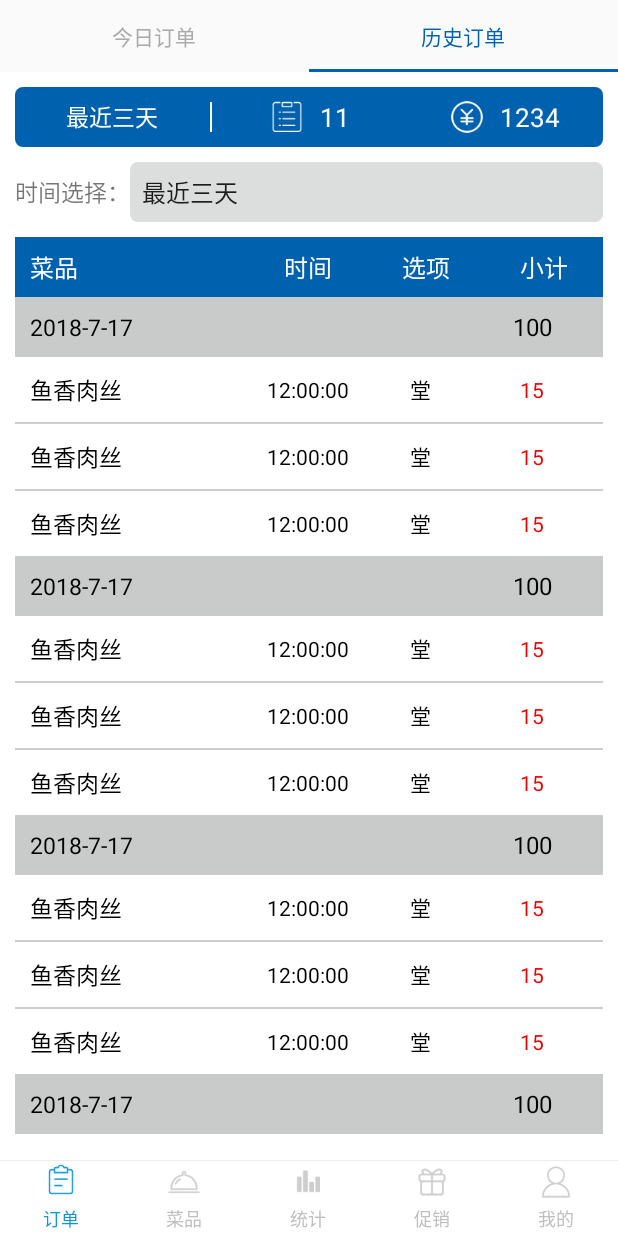
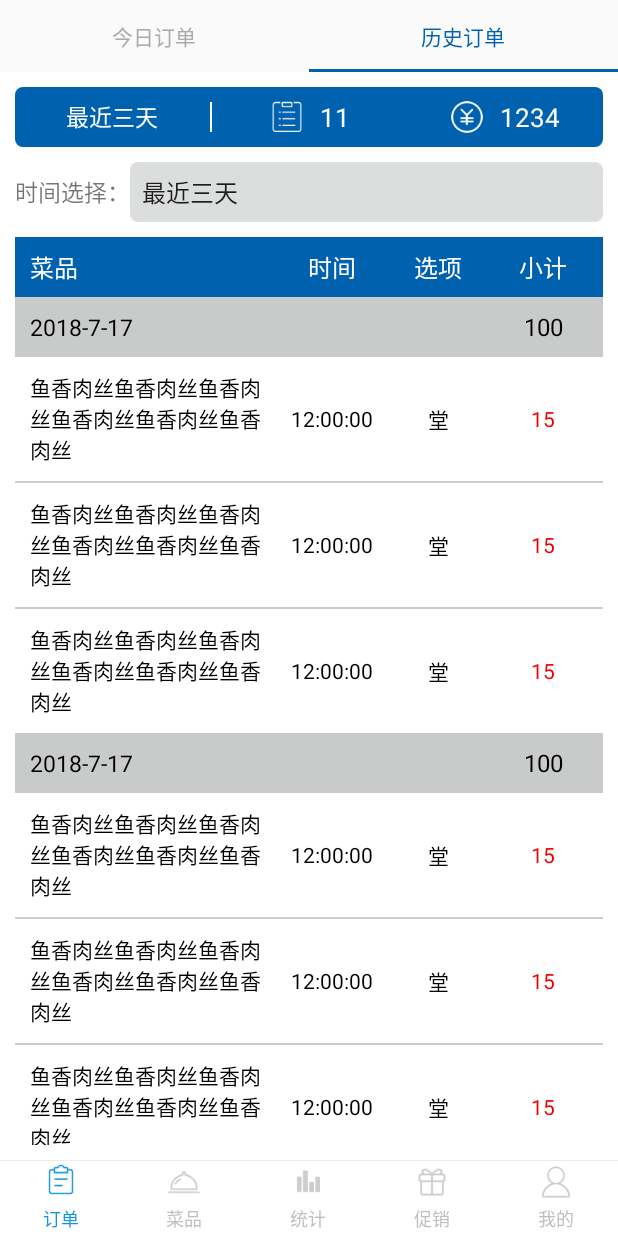
Before and after one commit to ps4118/Quicktouch, an Android app: the screen it shows after launch (MainActivity), tab 2 chosen, on a phone screen of 412 x 824 dp. Run offline under Robolectric (Android 15) with nearby library versions, the phone set to English and light mode, and no system bars; our stand-ins replace ButterKnife, CircleImageView; libraries missing offline, so code that uses them is left out: com.kongzue.dialog; 2 statements that could not run were skipped.

Commit message:
布局优化

```diff
--- a/app/src/main/AndroidManifest.xml
+++ b/app/src/main/AndroidManifest.xml
@@ -39,12 +39,12 @@
         <activity
             android:name=".ui.activity.MainActivity"
             android:screenOrientation="portrait">
-
             <intent-filter>
                 <action android:name="android.intent.action.MAIN" />
 
                 <category android:name="android.intent.category.LAUNCHER" />
             </intent-filter>
+
         </activity>
         <activity
             android:name=".ui.activity.SaleDetailsActivity"
@@ -62,7 +62,9 @@
         </activity>
         <activity
             android:name=".ui.activity.TixianActivity"
-            android:screenOrientation="portrait"></activity>
+            android:screenOrientation="portrait">
+
+        </activity>
     </application>
 
 </manifest>
--- a/app/src/main/java/com/pft/quicktouch/bean/Order.java
+++ b/app/src/main/java/com/pft/quicktouch/bean/Order.java
@@ -9,7 +9,7 @@ public class Order {
     private int id;//订单Id
     private String daytime;//订单日期
     private String total;//总金
-    private List<Food> list;
+    private List<Food> list;//包含菜品
 
     public int getId() {
         return id;
--- a/app/src/main/java/com/pft/quicktouch/mvp/presenter/FoodManagerUpdatePresenter.java
+++ b/app/src/main/java/com/pft/quicktouch/mvp/presenter/FoodManagerUpdatePresenter.java
@@ -84,7 +84,7 @@ public class FoodManagerUpdatePresenter extends BasePresenter<FoodManagerUpdateC
     }
 
     /**
-     * 获取当前账户已设置的也加菜品数量
+     * 获取当前账户已设置的特价菜品数量
      */
     public void getSaleCount(String url) {
         mFoodManagerUpdateMoel.getSaleCount(url, new ResultCallBack() {
--- a/app/src/main/java/com/pft/quicktouch/mvp/view/BaseView.java
+++ b/app/src/main/java/com/pft/quicktouch/mvp/view/BaseView.java
@@ -4,7 +4,9 @@ package com.pft.quicktouch.mvp.view;
  * View基类
  */
 public interface BaseView {
+    //网络请求开始（loadding view）
     void onstart();
 
+    //网络请求结束
     void onfinish();
 }
--- a/app/src/main/java/com/pft/quicktouch/ui/activity/TixianActivity.java
+++ b/app/src/main/java/com/pft/quicktouch/ui/activity/TixianActivity.java
@@ -96,8 +96,8 @@ public class TixianActivity extends BaseActivity<TixianContract.TixianView, Tixi
 
 
         //获取数据(默认当年当月)
-        String url = "";
-        mPresenter.getTx(url);
+//        String url = "http://www.baidu.com";
+//        mPresenter.getTx(url);
 
     }
 
--- a/app/src/main/java/com/pft/quicktouch/ui/adapter/TixianAdapter.java
+++ b/app/src/main/java/com/pft/quicktouch/ui/adapter/TixianAdapter.java
@@ -29,6 +29,9 @@ public class TixianAdapter extends BaseAdapter {
 
     @Override
     public int getCount() {
+        if (mList.size() == 0 || mList == null) {
+            return 0;
+        }
         return mList.size();
     }
 
--- a/app/src/main/java/com/pft/quicktouch/ui/fragment/HistoryOrderFragment.java
+++ b/app/src/main/java/com/pft/quicktouch/ui/fragment/HistoryOrderFragment.java
@@ -51,8 +51,6 @@ public class HistoryOrderFragment extends BaseFragment<HistoryOrderContract.Hist
 
     @Override
     public void initview() {
-
-
         mAdapter = new HistoryOrderAdapter(getContext(), list);
         listview.setAdapter(mAdapter);
         //设置下拉刷新，上拉加载
@@ -92,7 +90,7 @@ public class HistoryOrderFragment extends BaseFragment<HistoryOrderContract.Hist
             for (int j = 0; j < 3; j++) {
                 Food food = new Food();
                 food.setPrice("15");
-                food.setName("鱼香肉丝");
+                food.setName("鱼香肉丝鱼香肉丝鱼香肉丝鱼香肉丝鱼香肉丝鱼香肉丝");
                 food.setOrderTime("12:00:00");
                 food.setType("堂");
                 foodlist.add(food);
--- a/app/src/main/res/layout/fragment_history_order.xml
+++ b/app/src/main/res/layout/fragment_history_order.xml
@@ -6,8 +6,7 @@
     android:orientation="vertical"
     android:padding="10dp">
 
-    <include
-        layout="@layout/view_order_top"></include>
+    <include layout="@layout/view_order_top"></include>
 
     <LinearLayout
         android:layout_width="match_parent"
@@ -35,14 +34,15 @@
         android:layout_width="match_parent"
         android:layout_height="40dp"
         android:layout_marginTop="10dp"
-        android:background="@color/titilebar_blue">
+        android:background="@color/titilebar_blue"
+
+        android:paddingLeft="10dp">
 
         <TextView
             android:layout_width="0dp"
             android:layout_height="match_parent"
             android:layout_weight="2"
             android:gravity="center_vertical"
-            android:paddingLeft="10dp"
             android:text="菜品"
             android:textColor="#ffffff"
             android:textSize="16sp" />
@@ -57,23 +57,22 @@
             android:textSize="16sp" />
 
         <TextView
-            android:layout_width="0dp"
+            android:layout_width="60dp"
             android:layout_height="match_parent"
-            android:layout_weight="1"
             android:gravity="center"
             android:text="选项"
             android:textColor="#ffffff"
             android:textSize="16sp" />
 
         <TextView
-            android:layout_width="0dp"
+            android:layout_width="80dp"
             android:layout_height="match_parent"
-            android:layout_weight="1"
             android:gravity="center"
             android:text="小计"
             android:textColor="#ffffff"
             android:textSize="16sp" />
     </LinearLayout>
+
 
     <com.handmark.pulltorefresh.library.PullToRefreshListView xmlns:ptr="http://schemas.android.com/apk/res-auto"
         android:id="@+id/listview"
--- a/app/src/main/res/layout/item_history_order_food_lv.xml
+++ b/app/src/main/res/layout/item_history_order_food_lv.xml
@@ -3,7 +3,9 @@
     android:layout_width="match_parent"
     android:layout_height="wrap_content"
     android:orientation="horizontal"
-    android:padding="10dp">
+    android:paddingBottom="10dp"
+    android:paddingLeft="10dp"
+    android:paddingTop="10dp">
 
 
     <TextView
@@ -12,9 +14,9 @@
         android:layout_height="match_parent"
         android:layout_weight="2"
         android:gravity="center_vertical"
-        android:text=" 菜品"
+        android:text="菜品"
         android:textColor="#000000"
-        android:textSize="15sp" />
+        android:textSize="14sp" />
 
     <TextView
         android:id="@+id/ordertime"
@@ -28,9 +30,8 @@
 
     <TextView
         android:id="@+id/ordertype"
-        android:layout_width="0dp"
+        android:layout_width="60dp"
         android:layout_height="match_parent"
-        android:layout_weight="1"
         android:gravity="center"
         android:text="堂"
         android:textColor="#000000"
@@ -38,9 +39,8 @@
 
     <TextView
         android:id="@+id/ordermoney"
-        android:layout_width="0dp"
+        android:layout_width="80dp"
         android:layout_height="match_parent"
-        android:layout_weight="1"
         android:gravity="center"
         android:text="15"
         android:textColor="#ee0000"
--- a/app/src/main/res/layout/item_history_order_lv.xml
+++ b/app/src/main/res/layout/item_history_order_lv.xml
@@ -9,15 +9,14 @@
         android:layout_width="match_parent"
         android:layout_height="40dp"
         android:background="#C9CACA"
-        android:paddingLeft="10dp"
-        android:paddingRight="10dp">
+        android:paddingLeft="10dp">
 
         <TextView
             android:id="@+id/daytime"
             android:layout_width="0dp"
             android:layout_height="match_parent"
             android:layout_centerVertical="true"
-            android:layout_weight="4"
+            android:layout_weight="1"
             android:gravity="center_vertical"
             android:text="2018年7月16日"
             android:textColor="#000000"
@@ -25,11 +24,10 @@
 
         <TextView
             android:id="@+id/total"
-            android:layout_width="0dp"
+            android:layout_width="80dp"
             android:layout_height="match_parent"
             android:layout_alignParentRight="true"
             android:layout_centerVertical="true"
-            android:layout_weight="1"
             android:gravity="center"
             android:text="100"
             android:textColor="#000000"
@@ -39,6 +37,7 @@
     <com.pft.quicktouch.view.NoScrollListView
         android:id="@+id/lv"
         android:layout_width="match_parent"
+        android:listSelector="@null"
         android:layout_height="wrap_content"
         android:divider="#cdcdcd"
         android:dividerHeight="1dp"></com.pft.quicktouch.view.NoScrollListView>
```
Also changed, not shown: app/src/main/java/com/pft/quicktouch/bean/User.java (+45 -0 lines), app/src/main/java/com/pft/quicktouch/mvp/contract/FoodContract.java (+0 -19 lines), app/src/main/java/com/pft/quicktouch/mvp/model/FoodModelImpl.java (+6 -15 lines), app/src/main/java/com/pft/quicktouch/mvp/presenter/FoodManagerPresenter.java (+7 -1 lines), app/src/main/java/com/pft/quicktouch/mvp/presenter/FoodPresenter.java (+0 -17 lines), app/src/main/java/com/pft/quicktouch/ui/activity/AddFoodActivity.java (+0 -9 lines).
